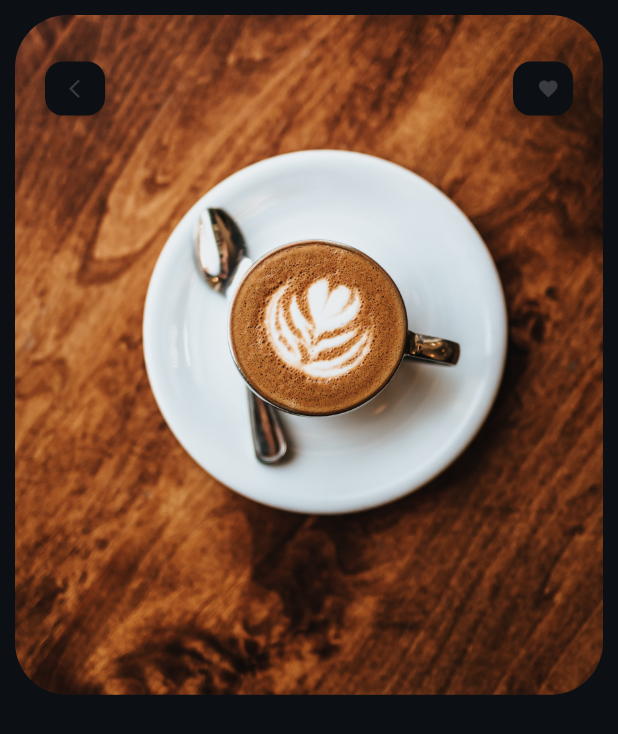
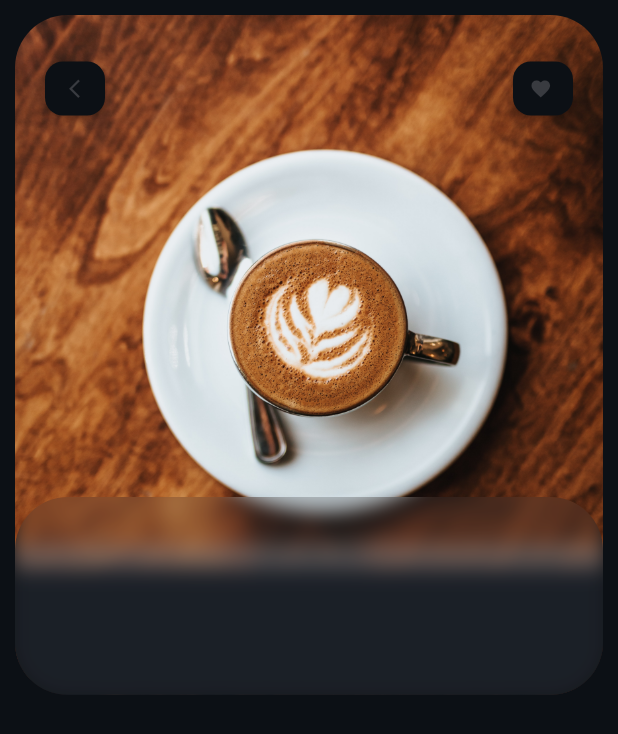
Before and after one commit to Wagner-Coche/coffee_ui_star, a Flutter app: the screen it shows after launch, on a phone screen of 412 x 824 dp. Shown: the top 734 px of the screen. Run offline on Flutter 3.47's test engine with Material 2 defaults, Android fonts, the phone set to English and light mode, and no system bars.

Commit message:
added blur in container

```diff
--- /dev/null
+++ b/lib/app/presenter/screens/specified_screen/components/body_components/blur_image_container_component.dart
@@ -0,0 +1,61 @@
+import 'dart:ui';
+
+import '../../../../utils/color_utils.dart';
+import 'package:flutter/material.dart';
+
+class BlurImageContainerComponent extends StatelessWidget {
+  const BlurImageContainerComponent({Key? key}) : super(key: key);
+
+  @override
+  Widget build(BuildContext context) {
+    const double blur = 6;
+
+    return SizedBox(
+      height: MediaQuery.of(context).size.height * .16,
+      width: MediaQuery.of(context).size.width,
+      child: Stack(
+        children: <Widget>[
+          Container(
+            height: MediaQuery.of(context).size.height,
+            width: MediaQuery.of(context).size.width,
+            decoration: BoxDecoration(
+              borderRadius: const BorderRadius.all(Radius.circular(35)),
+              gradient: LinearGradient(
+                colors: [
+                  Colors.white.withOpacity(.01),
+                  Colors.white.withOpacity(.01),
+                  ColorUtils.colorUtils.secondColor,
+                  ColorUtils.colorUtils.secondColor,
+                  ColorUtils.colorUtils.secondColor,
+                  ColorUtils.colorUtils.secondColor,
+                ],
+                begin: Alignment.topCenter,
+                end: Alignment.bottomCenter
+              )
+            ),
+          ),
+          SizedBox(
+            height: MediaQuery.of(context).size.height,
+            width: MediaQuery.of(context).size.width,
+            child: ClipRRect(
+              borderRadius: BorderRadius.circular(35),
+              child: BackdropFilter(
+                filter: ImageFilter.blur(sigmaX: blur, sigmaY: blur),
+                child: Container(
+                  decoration: BoxDecoration(
+                    color: ColorUtils.colorUtils.thirdColor.withOpacity(.2),
+                    borderRadius: BorderRadius.circular(35)
+                  ),
+                  child: SizedBox(
+                    height: MediaQuery.of(context).size.height,
+                    width: MediaQuery.of(context).size.width,
+                  ),
+                ),
+              ),
+            ),
+          )
+        ],
+      ),
+    );
+  }
+}
--- /dev/null
+++ b/lib/app/presenter/screens/specified_screen/components/body_components/info_data_coffee_component.dart
@@ -0,0 +1,18 @@
+import '../../../../utils/color_utils.dart';
+import 'package:flutter/material.dart';
+
+class InfoDataCoffeeComponent extends StatelessWidget {
+  const InfoDataCoffeeComponent({Key? key}) : super(key: key);
+
+  @override
+  Widget build(BuildContext context) {
+    return Container(
+      margin: const EdgeInsets.symmetric(horizontal: 20),
+      child: Row(
+        children: [
+
+        ],
+      ),
+    );
+  }
+}
--- a/lib/app/presenter/screens/specified_screen/components/header_components/row_icons_header_specified_screen_component.dart
+++ b/lib/app/presenter/screens/specified_screen/components/header_components/row_icons_header_specified_screen_component.dart
@@ -29,6 +29,7 @@ class RowIconsHeaderSpecifiedScreenComponent extends StatelessWidget {
             child: ElevatedButton(
               onPressed: () {},
               style: ElevatedButton.styleFrom(
+                padding: const EdgeInsets.only(right: 3),
                 primary: ColorUtils.colorUtils.primaryColor,
                 shape: RoundedRectangleBorder(
                   borderRadius: BorderRadius.circular(12)
--- a/lib/app/presenter/screens/specified_screen/division/body_division/body_division_specified_screen.dart
+++ b/lib/app/presenter/screens/specified_screen/division/body_division/body_division_specified_screen.dart
@@ -1,4 +1,5 @@
-import '../../components/header_components/row_icons_header_specified_screen_component.dart';
+import '../../components/body_components/blur_image_container_component.dart';
+import '../header_division/header_division_specified_screen.dart';
 import '../../components/body_components/image_container_specified_screen_component.dart';
 import 'package:flutter/material.dart';
 
@@ -7,18 +8,22 @@ class BodyDivisionSpecifiedScreen extends StatelessWidget {
 
   @override
   Widget build(BuildContext context) {
-    return Column(
+    return SizedBox(
+      child: Stack(
+        alignment: Alignment.bottomCenter,
         children: <Widget>[
           SizedBox(
             child: Stack(
               alignment: Alignment.topCenter,
               children: const <Widget>[
                 ImageContainerSpecifiedScreenComponent(image: "assets/images/pexels-tyler-nix-2396220.jpg"),
-              RowIconsHeaderSpecifiedScreenComponent()
+                HeaderDivisionSpecifiedScreen(),
               ],
             ),
-        )
+          ),
+          const BlurImageContainerComponent()
         ]
+      ),
     );
   }
 }
--- a/lib/app/presenter/screens/specified_screen/division/header_division/header_division_specified_screen.dart
+++ b/lib/app/presenter/screens/specified_screen/division/header_division/header_division_specified_screen.dart
@@ -1,3 +1,4 @@
+import '../../components/header_components/row_icons_header_specified_screen_component.dart';
 import 'package:flutter/material.dart';
 
 class HeaderDivisionSpecifiedScreen extends StatelessWidget {
@@ -5,6 +6,6 @@ class HeaderDivisionSpecifiedScreen extends StatelessWidget {
 
   @override
   Widget build(BuildContext context) {
-    return Container();
+    return const RowIconsHeaderSpecifiedScreenComponent();
   }
 }
```
Lines whose indentation alone changed are shown as unchanged.
